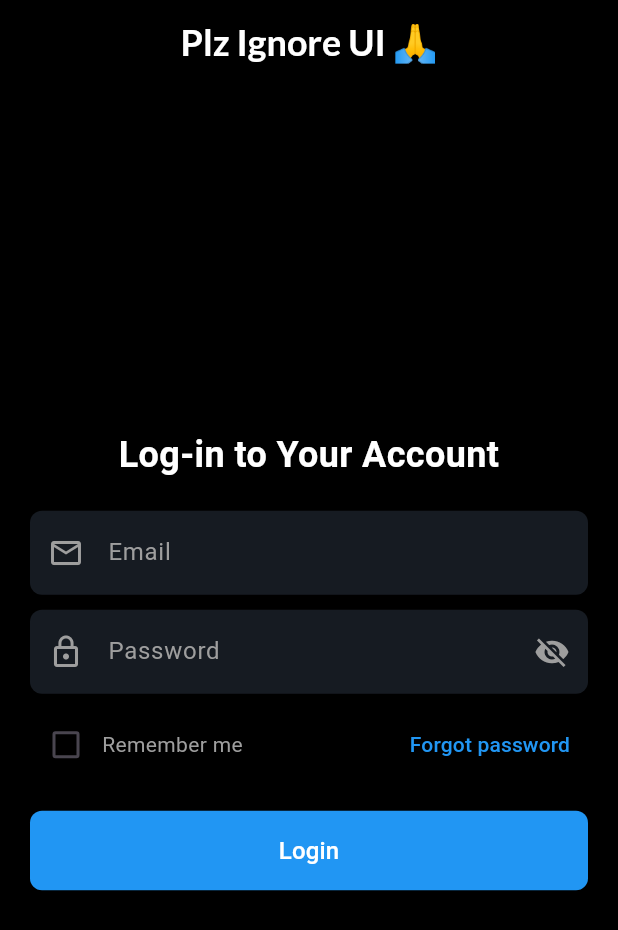
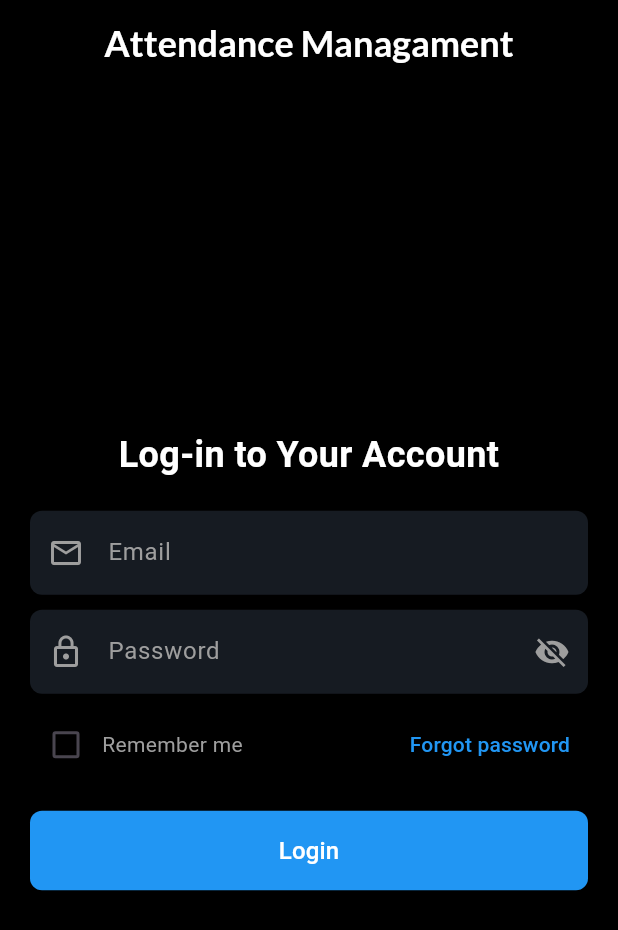
Before and after one commit to NotTaufique/attendance_management_system, a Flutter app: the screen it shows after launch, on a phone screen of 412 x 824 dp. Shown: the top 930 px of the screen. Run offline on Flutter 3.47's test engine with Material 3 defaults, Android fonts, the phone set to English and light mode, and no system bars; our stand-ins replace cloud_firestore, firebase_auth, firebase_core, flutter_secure_storage, google_fonts, shared_preferences and 1 more; accounts and stored records are empty; Roboto replaces fonts that are missing (SF Pro Display).

Commit message:
Change Description

```diff
--- a/lib/screens/login_screen.dart
+++ b/lib/screens/login_screen.dart
@@ -111,7 +111,7 @@ class _LoginScreenState extends State<LoginScreen> {
       backgroundColor: Colors.black,
       appBar: AppBar(
         title: Text(
-          'Plz Ignore UI 🙏',
+          'Attendance Managament',
           style: GoogleFonts.lato(
             fontSize: 24,
             fontWeight: FontWeight.bold,
```
